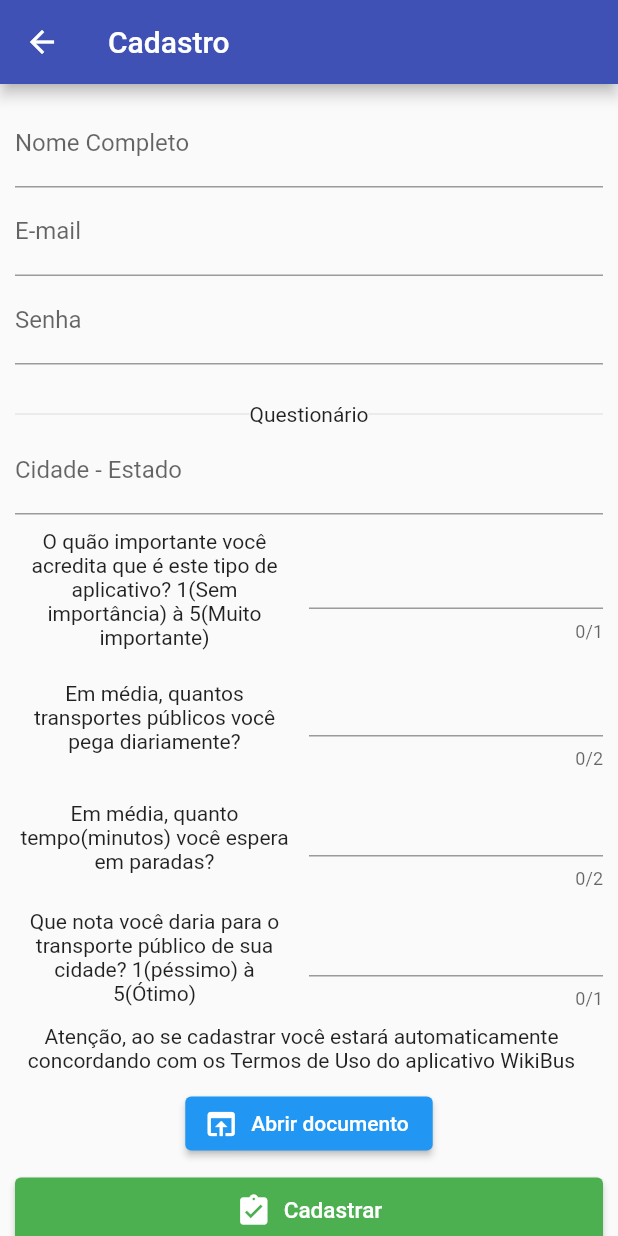
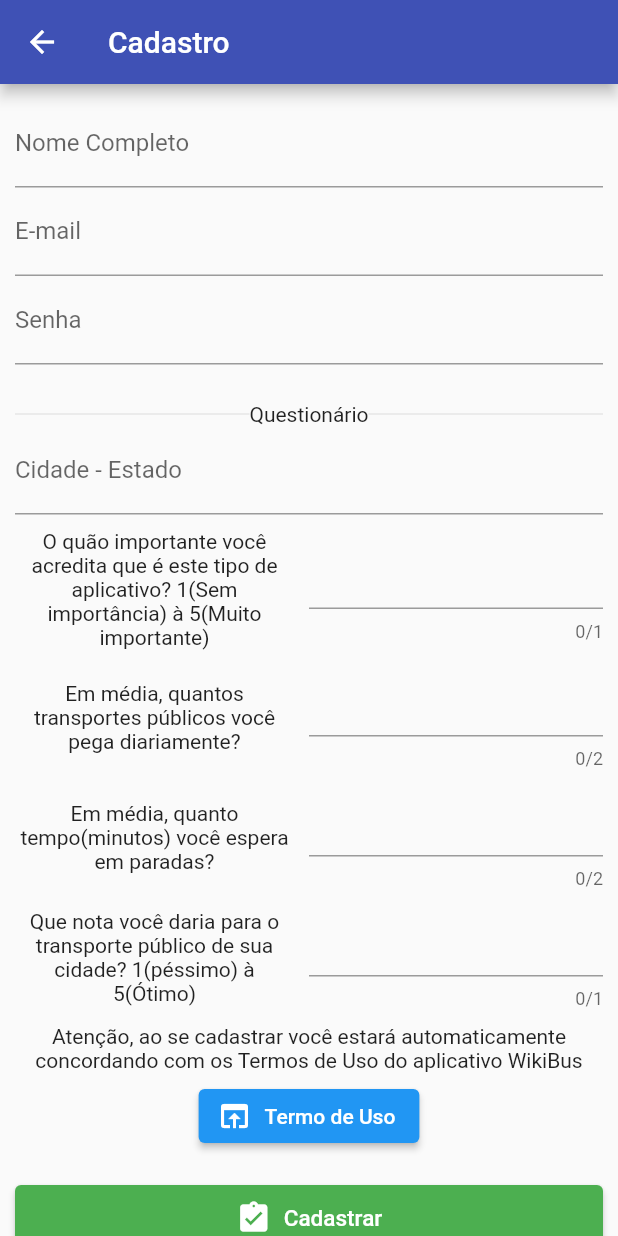
Before and after one commit to Segatti/MyBusRework, a Flutter app: the screen it shows after launch, after a tap on "Cadastrar", on a phone screen of 412 x 824 dp. Run offline on Flutter 3.47's test engine with Material 2 defaults, Android fonts, the phone set to English and light mode, and no system bars; our stand-ins replace adaptive_dialog, cloud_firestore, firebase_auth, firebase_core, geolocator; missing offline and left inert: mapbox_gl, validadores; accounts and stored records are empty.

Commit message:
Correção de bug na versão release

```diff
--- a/mybus_unifesspa/lib/telas/cadastro.dart
+++ b/mybus_unifesspa/lib/telas/cadastro.dart
@@ -215,7 +215,7 @@ class Cadastro extends StatelessWidget {
                   children: [
                     Expanded(
                       child: Padding(
-                        padding: EdgeInsets.only(right: 10),
+                        padding: EdgeInsets.only(right: 0),
                         child: Text(
                           "Atenção, ao se cadastrar você estará automaticamente concordando com os Termos de Uso do aplicativo WikiBus",
                           textAlign: TextAlign.center,
@@ -226,14 +226,14 @@ class Cadastro extends StatelessWidget {
                 ),
               ),
               Padding(
-                padding: EdgeInsets.only(top: 10, bottom: 10),
+                padding: EdgeInsets.only(top: 5, bottom: 20),
                 child: Row(
                   mainAxisAlignment: MainAxisAlignment.center,
                   children: [
                     ElevatedButton.icon(
                       icon: Icon(Icons.open_in_browser),
                       label: Text(
-                          "Abrir documento"
+                          "Termo de Uso"
                       ),
                       onPressed: () async{
                         await canLaunch(_url) ? await launch(_url) : throw 'Não conseguiu iniciar $_url';
--- a/mybus_unifesspa/lib/telas/login.dart
+++ b/mybus_unifesspa/lib/telas/login.dart
@@ -1,12 +1,51 @@
 import 'package:firebase_auth/firebase_auth.dart';
 import 'package:flutter/material.dart';
 import 'package:validadores/Validador.dart';
+import 'package:geolocator/geolocator.dart';
 
-class Login extends StatelessWidget {
+class Login extends StatefulWidget {
+  @override
+  _LoginState createState() => _LoginState();
+}
 
+class _LoginState extends State<Login> {
   final _keyForm = GlobalKey<FormState>();
   final TextEditingController _email = TextEditingController();
   final TextEditingController _senha = TextEditingController();
+
+  @override
+  void initState() {
+    getPermissaoLocalizacao();
+    super.initState();
+  }
+
+  void getPermissaoLocalizacao() async{
+    bool localAtivo;
+    LocationPermission permissao;
+
+    localAtivo = await Geolocator.isLocationServiceEnabled();
+    if(!localAtivo){
+      print("GPS Desativado!");
+    }
+
+    permissao = await Geolocator.checkPermission();
+    if(permissao == LocationPermission.denied){
+
+      permissao = await Geolocator.requestPermission();
+      if(permissao == LocationPermission.deniedForever){
+        print("Permissão Negada Permanentemente! O usuário tem que ir nas configurações para alterar...");
+      }
+
+      if(permissao == LocationPermission.denied){
+        print("Permissão Negada!");
+      }
+
+    }else if(permissao == LocationPermission.always){
+      print("Permissão para utilizar em segundo plano!");
+    }else if(permissao == LocationPermission.whileInUse){
+      print("Permissão para utilizar o GPS só quand o App está aberto!");
+    }
+  }
 
   @override
   Widget build(BuildContext context) {
--- a/mybus_unifesspa/lib/telas/mapa.dart
+++ b/mybus_unifesspa/lib/telas/mapa.dart
@@ -954,7 +954,7 @@ class _MapaState extends State<Mapa> with WidgetsBindingObserver{
         //https://docs.mapbox.com/api/navigation/directions/#retrieve-directions
         //No link acima está as configurações possiveis para usar na requisição http
         String urlBase = 'https://api.mapbox.com/directions/v5/mapbox/walking/';
-        const String access_token = 'pk.eyJ1IjoibXlidXNwcm9qZXRvIiwiYSI6ImNrOGk1bW50NzAyOTIzbXBqcnR4Njk2bGQifQ.fIxLWrS0pbmlErHwYSfjhw';
+        const String access_token = 'pk.eyJ1IjoibXlidXNwcm9qZXRvIiwiYSI6ImNrbnV4ZTR6dzBldDMycmxkbTdsZ3JleWEifQ.tEVYvy6Ya9q2KOCndaQvXw';
         String urlFinal = urlBase +
             minhaPosicao.longitude.toString() +
             ',' +
@@ -1153,7 +1153,7 @@ class _MapaState extends State<Mapa> with WidgetsBindingObserver{
           ),
           Expanded(
             child: MapboxMap(
-              accessToken: "pk.eyJ1IjoibXlidXNwcm9qZXRvIiwiYSI6ImNrOGk1bW50NzAyOTIzbXBqcnR4Njk2bGQifQ.fIxLWrS0pbmlErHwYSfjhw",
+              accessToken: "pk.eyJ1IjoibXlidXNwcm9qZXRvIiwiYSI6ImNrbnV4ZTR6dzBldDMycmxkbTdsZ3JleWEifQ.tEVYvy6Ya9q2KOCndaQvXw",
               onMapCreated: _onMapCreated,
               initialCameraPosition: const CameraPosition(target: LatLng(0.0, 0.0)),
               onStyleLoadedCallback: _onStyleLoadedCallback,
```
Also changed, not shown: mybus_unifesspa/pubspec.yaml (+6 -6 lines), mybus_unifesspa/pubspec.lock, 1 other file.
